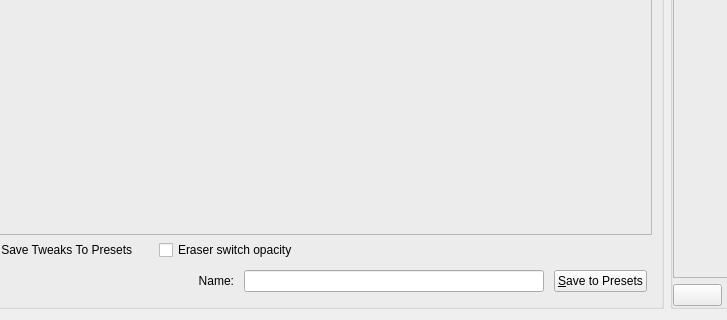
KDE/krita, file libs/ui/forms/wdgpaintopsettings.ui: the form before one commit; both pictures show x 448 to 1175 and y 192 to 512 of the 1405 by 512 pixel window.
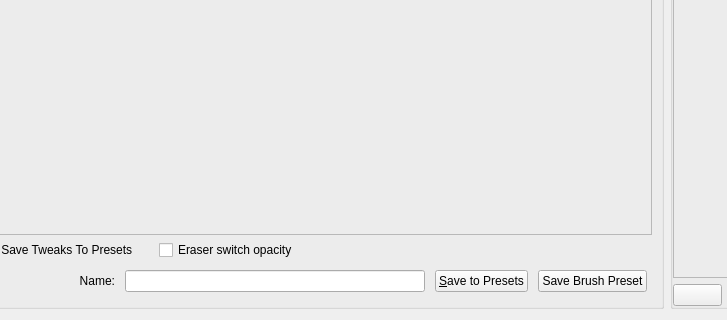
The form after the commit. Custom widgets are drawn as their Qt base class.

Commit message: create a new UI file and add it to the brush editor for saving presets

```diff
--- a/libs/ui/forms/wdgpaintopsettings.ui
+++ b/libs/ui/forms/wdgpaintopsettings.ui
@@ -257,6 +257,13 @@
           </property>
          </widget>
         </item>
+        <item>
+         <widget class="QPushButton" name="saveBrushPresetButton">
+          <property name="text">
+           <string>Save Brush Preset</string>
+          </property>
+         </widget>
+        </item>
        </layout>
       </item>
      </layout>
```
The commit also changes 6 other files.
